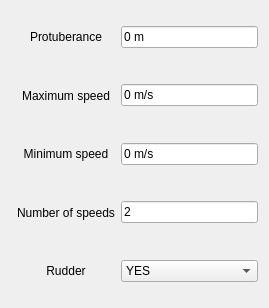
Qt form freecad/ship/resources/ui/TaskPanel_resistanceAmadeo.ui (FreeCAD/freecad.ship) before a commit.
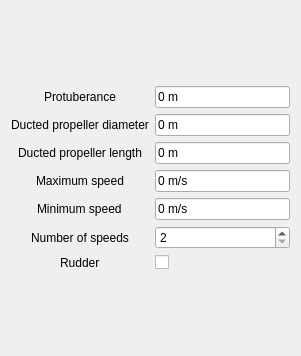
The same form after that commit. Custom widgets are drawn as their Qt base class.

Commit message: Tidy Up TaskPanel and upgrade Amadeo's GUI

What changed in the file:
```diff
--- a/freecad/ship/resources/ui/TaskPanel_resistanceAmadeo.ui
+++ b/freecad/ship/resources/ui/TaskPanel_resistanceAmadeo.ui
@@ -6,8 +6,8 @@
    <rect>
     <x>0</x>
     <y>0</y>
-    <width>269</width>
-    <height>308</height>
+    <width>301</width>
+    <height>356</height>
    </rect>
   </property>
   <property name="windowTitle">
@@ -17,21 +17,39 @@
    <string>Compute the resistance by Amadeo method</string>
   </property>
   <layout class="QGridLayout" name="gridLayout">
-   <item row="1" column="0">
+   <item row="0" column="0">
     <layout class="QGridLayout" name="gridLayout_2">
-     <property name="sizeConstraint">
-      <enum>QLayout::SetDefaultConstraint</enum>
-     </property>
-     <property name="leftMargin">
-      <number>6</number>
-     </property>
-     <item row="1" column="0">
+     <item row="1" column="0" alignment="Qt::AlignHCenter">
+      <widget class="QLabel" name="d_diameter_label">
+       <property name="text">
+        <string>Ducted propeller diameter</string>
+       </property>
+      </widget>
+     </item>
+     <item row="5" column="1">
+      <widget class="QSpinBox" name="n_speeds_spinbox">
+       <property name="minimum">
+        <number>2</number>
+       </property>
+      </widget>
+     </item>
+     <item row="4" column="1">
+      <widget class="Gui::InputField" name="min_speed">
+       <property name="text">
+        <string notr="true">0 m/s</string>
+       </property>
+       <property name="unit" stdset="0">
+        <string notr="true">m/s</string>
+       </property>
+       <property name="quantity" stdset="0">
+        <double>50.000000000000000</double>
+       </property>
+      </widget>
+     </item>
+     <item row="0" column="0" alignment="Qt::AlignHCenter">
       <widget class="QLabel" name="protuberance_label">
-       <property name="sizePolicy">
-        <sizepolicy hsizetype="Preferred" vsizetype="Expanding">
-         <horstretch>0</horstretch>
-         <verstretch>0</verstretch>
-        </sizepolicy>
+       <property name="enabled">
+        <bool>true</bool>
        </property>
        <property name="toolTip">
         <string>&lt;html&gt;&lt;head/&gt;&lt;body&gt;&lt;p&gt;Protuberance measured from the frame 20&lt;/p&gt;&lt;/body&gt;&lt;/html&gt;</string>
@@ -39,12 +57,69 @@
        <property name="text">
         <string>Protuberance</string>
        </property>
-       <property name="alignment">
-        <set>Qt::AlignCenter</set>
+      </widget>
+     </item>
+     <item row="2" column="0" alignment="Qt::AlignHCenter">
+      <widget class="QLabel" name="d_lenght_label">
+       <property name="text">
+        <string>Ducted propeller length</string>
+       </property>
+      </widget>
+     </item>
+     <item row="6" column="1">
+      <widget class="QCheckBox" name="rudder_checkbox">
+       <property name="text">
+        <string/>
+       </property>
+      </widget>
+     </item>
+     <item row="6" column="0" alignment="Qt::AlignHCenter">
+      <widget class="QLabel" name="rudder_label">
+       <property name="toolTip">
+        <string>&lt;html&gt;&lt;head/&gt;&lt;body&gt;&lt;p&gt;Check the box if the ship has a rudder&lt;/p&gt;&lt;/body&gt;&lt;/html&gt;</string>
+       </property>
+       <property name="text">
+        <string>Rudder</string>
+       </property>
+      </widget>
+     </item>
+     <item row="1" column="1">
+      <widget class="Gui::InputField" name="d_diameter">
+       <property name="text">
+        <string notr="true">0 m</string>
+       </property>
+       <property name="unit" stdset="0">
+        <string notr="true">m</string>
+       </property>
+       <property name="quantity" stdset="0">
+        <double>50.000000000000000</double>
        </property>
       </widget>
      </item>
      <item row="2" column="1">
+      <widget class="Gui::InputField" name="d_length">
+       <property name="text">
+        <string notr="true">0 m</string>
+       </property>
+       <property name="unit" stdset="0">
+        <string notr="true">m</string>
+       </property>
+       <property name="quantity" stdset="0">
+        <double>1000.000000000000000</double>
+       </property>
+      </widget>
+     </item>
+     <item row="4" column="0" alignment="Qt::AlignHCenter">
+      <widget class="QLabel" name="min_speed_label">
+       <property name="toolTip">
+        <string>&lt;html&gt;&lt;head/&gt;&lt;body&gt;&lt;p&gt;Minimus speed to calculate resistance&lt;/p&gt;&lt;/body&gt;&lt;/html&gt;</string>
+       </property>
+       <property name="text">
+        <string>Minimum speed</string>
+       </property>
+      </widget>
+     </item>
+     <item row="3" column="1">
       <widget class="Gui::InputField" name="max_speed">
        <property name="text">
         <string notr="true">0 m/s</string>
@@ -57,64 +132,17 @@
        </property>
       </widget>
      </item>
-     <item row="3" column="1">
-      <widget class="Gui::InputField" name="min_speed">
-       <property name="text">
-        <string notr="true">0 m/s</string>
-       </property>
-       <property name="unit" stdset="0">
-        <string notr="true">m/s</string>
-       </property>
-       <property name="quantity" stdset="0">
-        <double>50.000000000000000</double>
-       </property>
-      </widget>
-     </item>
-     <item row="5" column="0">
-      <widget class="QLabel" name="Rudder_label">
-       <property name="sizePolicy">
-        <sizepolicy hsizetype="Preferred" vsizetype="Expanding">
-         <horstretch>0</horstretch>
-         <verstretch>0</verstretch>
-        </sizepolicy>
-       </property>
-       <property name="toolTip">
-        <string>&lt;html&gt;&lt;head/&gt;&lt;body&gt;&lt;p&gt;Selects whether the ship has a rudder or not&lt;/p&gt;&lt;/body&gt;&lt;/html&gt;</string>
-       </property>
-       <property name="layoutDirection">
-        <enum>Qt::LeftToRight</enum>
-       </property>
-       <property name="autoFillBackground">
-        <bool>false</bool>
-       </property>
-       <property name="text">
-        <string>Rudder</string>
-       </property>
-       <property name="alignment">
-        <set>Qt::AlignCenter</set>
-       </property>
-      </widget>
-     </item>
-     <item row="2" column="0">
+     <item row="3" column="0" alignment="Qt::AlignHCenter">
       <widget class="QLabel" name="max_speed_label">
-       <property name="sizePolicy">
-        <sizepolicy hsizetype="Preferred" vsizetype="Expanding">
-         <horstretch>0</horstretch>
-         <verstretch>0</verstretch>
-        </sizepolicy>
-       </property>
        <property name="toolTip">
         <string>&lt;html&gt;&lt;head/&gt;&lt;body&gt;&lt;p&gt;Maximum speed to calculate resistance&lt;/p&gt;&lt;/body&gt;&lt;/html&gt;</string>
        </property>
        <property name="text">
         <string>Maximum speed</string>
        </property>
-       <property name="alignment">
-        <set>Qt::AlignCenter</set>
-       </property>
       </widget>
      </item>
-     <item row="1" column="1">
+     <item row="0" column="1">
       <widget class="Gui::InputField" name="protuberance">
        <property name="text">
         <string notr="true">0 m</string>
@@ -127,72 +155,14 @@
        </property>
       </widget>
      </item>
-     <item row="3" column="0">
-      <widget class="QLabel" name="min_speed_label">
-       <property name="sizePolicy">
-        <sizepolicy hsizetype="Preferred" vsizetype="Expanding">
-         <horstretch>0</horstretch>
-         <verstretch>0</verstretch>
-        </sizepolicy>
-       </property>
-       <property name="toolTip">
-        <string>&lt;html&gt;&lt;head/&gt;&lt;body&gt;&lt;p&gt;Minimus speed to calculate resistance&lt;/p&gt;&lt;/body&gt;&lt;/html&gt;</string>
-       </property>
-       <property name="text">
-        <string>Minimum speed</string>
-       </property>
-       <property name="alignment">
-        <set>Qt::AlignCenter</set>
-       </property>
-      </widget>
-     </item>
-     <item row="4" column="0">
-      <widget class="QLabel" name="number_of_speeds__label">
-       <property name="sizePolicy">
-        <sizepolicy hsizetype="Preferred" vsizetype="Expanding">
-         <horstretch>0</horstretch>
-         <verstretch>0</verstretch>
-        </sizepolicy>
-       </property>
+     <item row="5" column="0" alignment="Qt::AlignHCenter">
+      <widget class="QLabel" name="n_speeds__label">
        <property name="toolTip">
         <string>&lt;html&gt;&lt;head/&gt;&lt;body&gt;&lt;p&gt;Number of speeds to calculare the resistance&lt;/p&gt;&lt;/body&gt;&lt;/html&gt;</string>
        </property>
        <property name="text">
         <string>Number of speeds</string>
        </property>
-       <property name="alignment">
-        <set>Qt::AlignCenter</set>
-       </property>
-      </widget>
-     </item>
-     <item row="4" column="1">
-      <widget class="Gui::InputField" name="n_of_speeds">
-       <property name="text">
-        <string notr="true">2</string>
-       </property>
-       <property name="unit" stdset="0">
-        <string notr="true"/>
-       </property>
-       <property name="quantity" stdset="0">
-        <double>50.000000000000000</double>
-       </property>
-      </widget>
-     </item>
-     <item row="5" column="1">
-      <widget class="QComboBox" name="rudde_selection">
-       <property name="layoutDirection">
-        <enum>Qt::LeftToRight</enum>
-       </property>
-       <item>
-        <property name="text">
-         <string>YES</string>
-        </property>
-       </item>
-       <item>
-        <property name="text">
-         <string>NO</string>
-        </property>
-       </item>
       </widget>
      </item>
     </layout>
```
Left out of the diff: 4 changed lines with no effect on the pictures. The commit also changes 2 other files.
